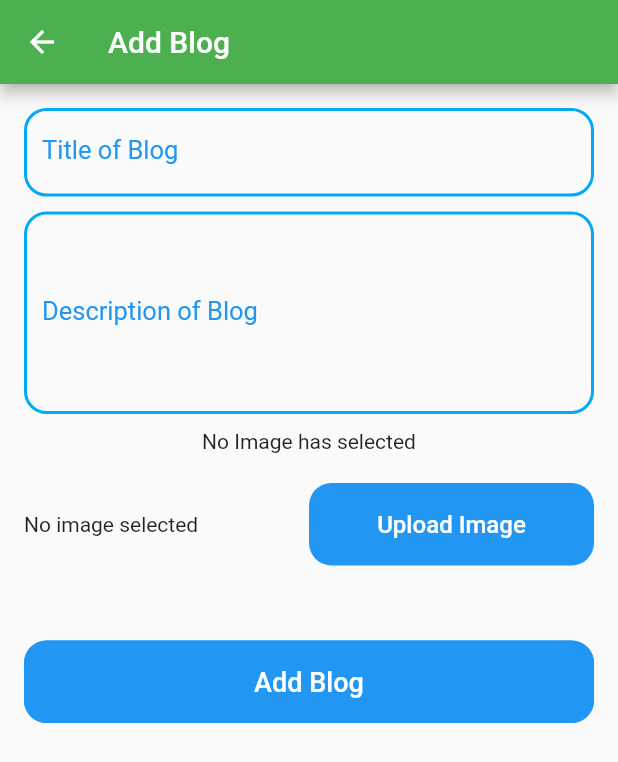
After one commit to krupali1511/HereYouGo, a Flutter app: the AddBlog screen opened directly, after a tap on "Add Blog", on a phone screen of 412 x 824 dp. The commit adds this screen. Shown: the top 762 px of the screen. Run offline on Flutter 3.47's test engine with Material 2 defaults, Android fonts, the phone set to English and light mode, and no system bars; our stand-ins replace cloud_firestore, firebase_storage, image_picker, rflutter_alert; accounts and stored records are empty.

Commit message:
Blog module added

```diff
--- /dev/null
+++ b/here_you_go_1/lib/models/blog_model.dart
@@ -0,0 +1,22 @@
+import 'package:cloud_firestore/cloud_firestore.dart';
+class BlogModel{
+  String title;
+  String description;
+  String image;
+  DocumentReference reference;
+  BlogModel({this.title,this.description,this.image});
+  BlogModel.fromMap(Map<String,dynamic> map,{this.reference}){
+    title=map['blogname'];
+    description=map['description'];
+    image=map['picture'];
+  }
+  BlogModel.fromSnapshot(DocumentSnapshot snapshot):
+        this.fromMap(snapshot.data, reference: snapshot.reference);
+  toJson(){
+    return {'blogname':title,
+      'description': description,
+      'picture': image,
+    };
+  }
+
+}
--- /dev/null
+++ b/here_you_go_1/lib/screens/add_blog_screen.dart
@@ -0,0 +1,176 @@
+import 'dart:io';
+import 'package:firebase_storage/firebase_storage.dart';
+import 'package:flutter/material.dart';
+import 'package:here_you_go_1/models/blog_model.dart';
+import 'package:here_you_go_1/widgets/input_field.dart';
+import 'package:image_picker/image_picker.dart';
+import 'package:path/path.dart' as Path;
+import 'package:cloud_firestore/cloud_firestore.dart';
+
+
+class AddBlog extends StatefulWidget {
+  @override
+  _AddBlogState createState() => _AddBlogState();
+}
+
+class _AddBlogState extends State<AddBlog> {
+
+  File file;
+  File image;
+  String filename;
+  String uploadedFileURL;
+  final titleController=TextEditingController();
+  final descriptionController=TextEditingController();
+  String collection="blogs";
+  final firestore=Firestore.instance;
+  FirebaseStorage storage;
+
+  getBlog(){
+    return firestore.collection(collection).snapshots();
+  }
+
+
+  Future pickImage()async{
+    PickedFile pickedFile=await ImagePicker().getImage(source: ImageSource.gallery);
+    file=File(pickedFile.path);
+    uploadedFileURL=file.uri.toString();
+    filename=Path.basename(file.path);
+    setState(() {
+      this.image = file;
+    });
+  }
+
+  Future<String> uploadPic(BuildContext context) async {
+    String fileName = Path.basename(image.path);
+    StorageReference firebaseStorageRef =
+    FirebaseStorage.instance.ref().child(fileName);
+    StorageUploadTask uploadTask = firebaseStorageRef.putFile(image);
+    StorageTaskSnapshot taskSnapshot = await uploadTask.onComplete;
+    String downloadUrl = await taskSnapshot.ref.getDownloadURL();
+    return downloadUrl;
+  }
+
+
+  Future addBlog() {
+
+    /*StorageReference storageReference = FirebaseStorage.instance
+        .ref()
+        .child('images/${Path.basename(file .path)}');
+    StorageUploadTask uploadTask = storageReference.putFile(file);
+    uploadTask.onComplete;
+    print('File Uploaded');
+    var uploadedURL=storageReference.getDownloadURL().then((fileURL) {
+      setState(() {
+        uploadedFileURL = fileURL;
+      });
+    });*/
+
+
+    uploadPic(context).then((value) {
+      BlogModel blog=BlogModel(title: titleController.text,description: descriptionController.text,image: value);
+      try{
+        firestore.runTransaction(
+              (Transaction transaction) async {
+            await Firestore.instance
+                .collection(collection)
+                .document()
+                .setData(blog.toJson());
+          },
+        );
+        print('Data Added');
+        titleController.clear();
+        descriptionController.clear();
+      }
+      catch(e){
+        print(e.toString());
+      }
+    });
+  }
+
+
+  //Function that selects the image from the galary
+
+
+  @override
+  Widget build(BuildContext context) {
+    return Scaffold(
+      appBar: AppBar(
+        title: Text('Add Blog'),
+      ),
+      body: SingleChildScrollView(
+        child: Container(
+          child: Padding(
+            padding: const EdgeInsets.all(16.0),
+            child: Column(
+              children: <Widget>[
+                InputField(labelText: 'Title of Blog',maxLines: 1,controller: titleController,),
+                SizedBox(height: 10.0),
+                InputField(labelText: 'Description of Blog',maxLines: 5,controller: descriptionController,),
+                SizedBox(height: 10.0),
+                file==null?Center(child: Text('No Image has selected')): ClipRRect(
+                    borderRadius: BorderRadius.circular(6),
+                    child: Image.file(
+                      file,
+                      height: 200,
+                      width: MediaQuery.of(context).size.width,
+                      fit: BoxFit.cover,
+                    )),
+
+                SizedBox(height: 20.0),
+                Row(
+                  children: <Widget>[
+                    Expanded(child: Text(filename==null?'No image selected':filename)),
+                    Expanded(
+                      child: Container(
+                        height: 55,
+                        width: 150,
+                        child: FlatButton(
+
+                          shape: RoundedRectangleBorder(
+                            borderRadius: BorderRadius.circular(15.0),
+                          ),
+
+                          color: Colors.blue,
+                          textColor: Colors.white,
+                          padding: EdgeInsets.all(8.0),
+                          onPressed: () => pickImage(),
+                          child: Text(
+                            'Upload Image',
+                            overflow: TextOverflow.fade,
+                            style: TextStyle(
+                              fontSize: 16.0,
+                            ),
+                          ),
+                        ),
+                      ),
+                    )],
+                ),
+                SizedBox(height: 50.0),
+                Container(
+                  height: 55,
+                  width: double.infinity,
+                  child: FlatButton(
+                    shape: RoundedRectangleBorder(
+                        borderRadius: BorderRadius.circular(15.0),
+                        side: BorderSide(color: Colors.blue)
+                    ),
+                    color: Colors.blue,
+                    textColor: Colors.white,
+                    padding: EdgeInsets.all(8.0),
+                    onPressed: () {addBlog();},
+                    child: Text(
+                      "Add Blog",
+                      style: TextStyle(
+                        fontSize: 18.0,
+                      ),
+                    ),
+                  ),
+                ),
+              ],
+            ),
+          ),
+        ),
+      ),
+    );
+  }
+}
--- /dev/null
+++ b/here_you_go_1/lib/widgets/input_field.dart
@@ -0,0 +1,32 @@
+import 'package:flutter/material.dart';
+class InputField extends StatelessWidget {
+
+  final String labelText;
+  final int maxLines;
+  final TextEditingController controller;
+  InputField({this. labelText,this.maxLines,this.controller});
+  @override
+  Widget build(BuildContext context) {
+
+
+    return TextFormField(
+      maxLines: maxLines,
+      controller: controller,
+      decoration: InputDecoration(
+          focusedBorder: OutlineInputBorder(
+              borderSide: BorderSide(color: Colors.blue, width: 2.0),
+              borderRadius: BorderRadius.circular(15)
+          ),
+          enabledBorder: OutlineInputBorder(
+              borderSide: BorderSide(color: Colors.lightBlue, width: 2.0),
+              borderRadius: BorderRadius.circular(15)
+          ),
+          labelText: labelText,
+          labelStyle: TextStyle(
+            color: Colors.blue,
+            fontSize: 17.0,
+          )
+      ),
+    );
+  }
+}
--- a/here_you_go_1/pubspec.yaml
+++ b/here_you_go_1/pubspec.yaml
@@ -27,6 +27,10 @@ dependencies:
   firebase_core:
   cloud_firestore:
   rflutter_alert: ^1.0.2
+  image_picker: ^0.6.7+21
+  path:
+  firebase_auth:
+  firebase_storage:
 
 dev_dependencies:
   flutter_test:
```
Also changed, not shown: here_you_go_1/lib/main.dart (+29 -2 lines), here_you_go_1/lib/screens/view_blog_screen.dart (added, +96 -0 lines), here_you_go_1/pubspec.lock.
